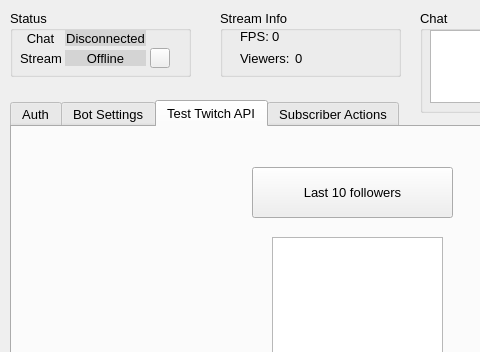
Above: widget.ui from silver-rocket/DigiBot before the change; both pictures show x 0 to 480 and y 0 to 352 of the 780 by 606 pixel window. Below: the same form after it.
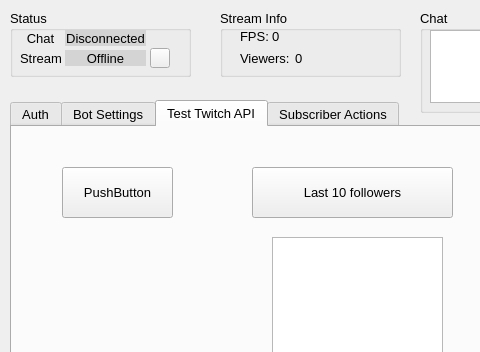
That is the form after the change. The open tabs and pages were chosen to show the change. Icons and pictures are not drawn.

Patch:
```diff
--- a/widget.ui
+++ b/widget.ui
@@ -649,6 +649,19 @@
       </rect>
      </property>
     </widget>
+    <widget class="QPushButton" name="pushButton_3">
+     <property name="geometry">
+      <rect>
+       <x>50</x>
+       <y>40</y>
+       <width>111</width>
+       <height>51</height>
+      </rect>
+     </property>
+     <property name="text">
+      <string>PushButton</string>
+     </property>
+    </widget>
    </widget>
    <widget class="QWidget" name="tab_8">
     <attribute name="title">
```
Left out of the diff: 22 changed lines with no effect on the pictures.
